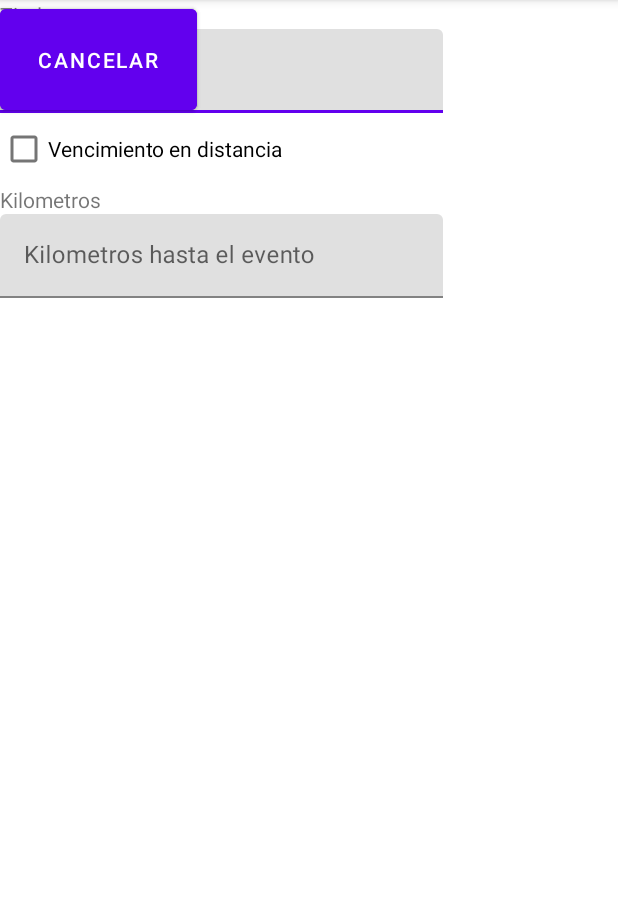
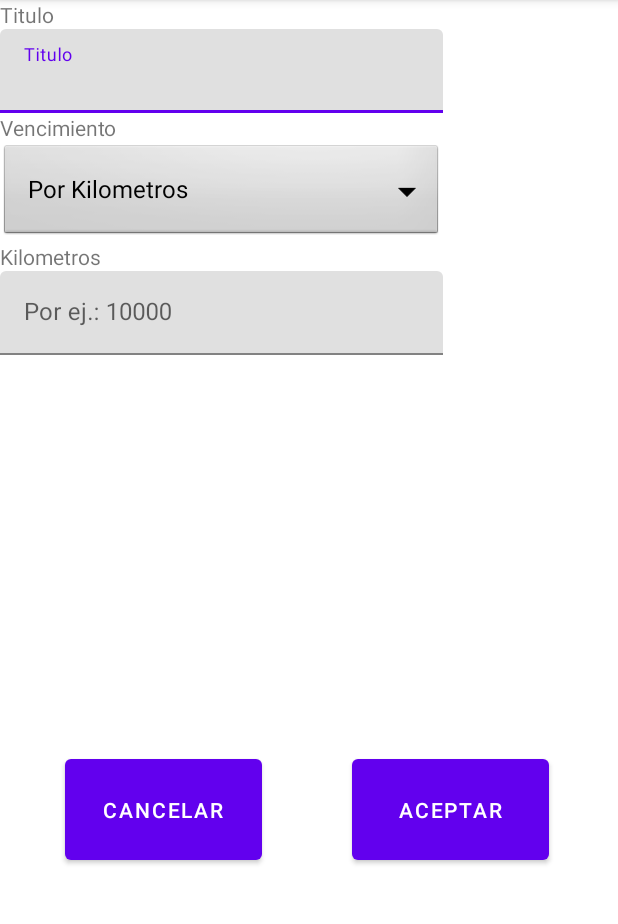
Before and after one commit to pablocabovianco/control-vehicular-android, an Android app: the AgregarEventoActivity screen opened directly, with no data from a screen before it, on a phone screen of 412 x 824 dp, the part 84-1008 px from its top. Run offline under Robolectric (Android 15) with nearby library versions, the phone set to English and light mode, and no system bars; our stand-ins replace Room's generated code.

Commit message:
arreglo DB y pantalla agregar

```diff
--- a/app/src/main/java/ar/edu/untref/controlvehicular/AgregarEventoActivity.java
+++ b/app/src/main/java/ar/edu/untref/controlvehicular/AgregarEventoActivity.java
@@ -10,6 +10,7 @@ import android.widget.ArrayAdapter;
 import android.widget.Button;
 import android.widget.EditText;
 import android.widget.ListView;
+import android.widget.Spinner;
 
 import java.util.ArrayList;
 import java.util.List;
@@ -19,12 +20,21 @@ public class AgregarEventoActivity extends AppCompatActivity {
     EventosViewModel viewModel;
 
     private ArrayAdapter<String> mAdapter;
+    //Seteo valores de LV
+    Spinner tipoEvento;
+
     @Override
     protected void onCreate(Bundle savedInstanceState) {
         super.onCreate(savedInstanceState);
         setContentView(R.layout.activity_agregar_evento);
 
         this.viewModel = ViewModelProviders.of(this).get(EventosViewModel.class);
+        //Asigno valores de LV
+        tipoEvento = findViewById(R.id.tipoEvento);
+        String[] tiposEvento = new String[]{"Por Kilometros", "En fecha"};
+        ArrayAdapter<String> adapter = new ArrayAdapter<>(this, android.R.layout.simple_spinner_dropdown_item, tiposEvento);
+
+        tipoEvento.setAdapter(adapter);
 
         Button agregarBtn = findViewById(R.id.btnGuardarEvento);
         agregarBtn.setOnClickListener(new View.OnClickListener() {
@@ -33,6 +43,11 @@ public class AgregarEventoActivity extends AppCompatActivity {
                 agregarEvento();
             }
         });
+        findViewById(R.id.btnCancelar).setOnClickListener(new View.OnClickListener() {
+            @Override
+            public void onClick(View view) {onCancelar();}
+        });
+
 
     }
     public void agregarEvento(){
@@ -42,10 +57,12 @@ public class AgregarEventoActivity extends AppCompatActivity {
 
         EditText campoKilometros = (EditText) findViewById(R.id.textKilometros);
         int kilometros = Integer.parseInt(campoKilometros.getText().toString());
+        //Asigno segun el tipo para cargar en la tabla
+        Boolean esPorKm = tipoEvento.getSelectedItem().toString() == "Por Kilometros" ? Boolean.TRUE : Boolean.FALSE;
 
         //Creo el evento
         //TODO debe agregar kilometros totales + los ingresados
-        Eventos nuevoEvento = new Eventos(titulo,Boolean.TRUE,null, kilometros);
+        Eventos nuevoEvento = new Eventos(titulo,esPorKm,0, kilometros);
 
         //Lo agrego a la base y actualizo la lista
         this.viewModel.insertEvento(nuevoEvento);
@@ -59,6 +76,9 @@ public class AgregarEventoActivity extends AppCompatActivity {
         startActivity(intent);
     }
 
-
-
+    public void onCancelar(){
+        //Vuelvo a la pantalla anterior
+        Intent intent = new Intent(this, MostrarEventosActivity.class);
+        startActivity(intent);
+    }
 }
--- a/app/src/main/java/ar/edu/untref/controlvehicular/Eventos.java
+++ b/app/src/main/java/ar/edu/untref/controlvehicular/Eventos.java
@@ -21,8 +21,8 @@ public class Eventos {
     @ColumnInfo(name = "kilometros_evento")
     public int kilometros;
     @ColumnInfo(name = "fecha-evento")
-    public Date fecha;
-    public Eventos(String titulo, Boolean porKilometros, Date fecha, int kilometros){
+    public int fecha;
+    public Eventos(String titulo, Boolean porKilometros, int fecha, int kilometros){
         this.kilometros = kilometros;
         this.titulo = titulo;
         this.porKilometros = porKilometros;
--- a/app/src/main/java/ar/edu/untref/controlvehicular/EventosDB.java
+++ b/app/src/main/java/ar/edu/untref/controlvehicular/EventosDB.java
@@ -8,7 +8,7 @@ import androidx.room.RoomDatabase;
 
 @Database(entities = {Eventos.class}, version = 1)
 public abstract class EventosDB extends RoomDatabase {
-    public abstract EventoDao eventoPorKilometrajeDao();
+    public abstract EventoDao eventoDao();
 
     public static EventosDB INSTANCE;
 
--- a/app/src/main/java/ar/edu/untref/controlvehicular/EventosRepository.java
+++ b/app/src/main/java/ar/edu/untref/controlvehicular/EventosRepository.java
@@ -12,7 +12,7 @@ public class EventosRepository {
 
     EventosRepository(Application application){
         EventosDB db = EventosDB.getDatabase(application);
-        eventoDao = db.eventoPorKilometrajeDao();
+        eventoDao = db.eventoDao();
     }
     LiveData<List<Eventos>> getEvento(){
         return eventoDao.getAllEventoPorKilometraje();
--- a/app/src/main/java/ar/edu/untref/controlvehicular/MainActivity.java
+++ b/app/src/main/java/ar/edu/untref/controlvehicular/MainActivity.java
@@ -102,7 +102,6 @@ public class MainActivity extends AppCompatActivity implements ArduinoListener {
         agregarBtn.setOnClickListener(new View.OnClickListener() {
             @Override
             public void onClick(View view) {
-                //agregarDatosPrueba();
                 mostrarMostrarEventosActivity();
             }
         });
@@ -174,12 +173,6 @@ public class MainActivity extends AppCompatActivity implements ArduinoListener {
         startActivity(intent);
     }
 
-    public void agregarDato(int kilometros,String titulo,String descripcion){
-        //Creo el evento
-        EventoPorKilometraje nuevoEvento = new EventoPorKilometraje(kilometros + this.kilometrosTotales, titulo, descripcion);
-        //Lo agrego a la base
-        this.viewModel.insertEvento(nuevoEvento);
-    }
     private ArrayList findUnAskedPermissions(ArrayList wanted) {
         ArrayList result = new ArrayList();
 
--- a/app/src/main/res/layout/activity_agregar_evento.xml
+++ b/app/src/main/res/layout/activity_agregar_evento.xml
@@ -7,6 +7,7 @@
     tools:context=".AgregarEventoActivity">
 
     <TableLayout
+        android:id="@+id/tableLayout2"
         android:layout_width="413dp"
         android:layout_height="299dp"
         tools:layout_editor_absoluteX="-1dp"
@@ -45,11 +46,24 @@
             android:layout_width="match_parent"
             android:layout_height="match_parent">
 
-            <CheckBox
-                android:id="@+id/esPorKm"
+            <TextView
+                android:id="@+id/labelTipo"
                 android:layout_width="wrap_content"
                 android:layout_height="wrap_content"
-                android:text="Vencimiento en distancia" />
+                android:text="Vencimiento" />
+
+        </TableRow>
+
+        <TableRow
+            android:layout_width="match_parent"
+            android:layout_height="match_parent">
+
+            <Spinner
+                android:id="@+id/tipoEvento"
+                android:layout_width="match_parent"
+                android:layout_height="wrap_content"
+                android:background="@android:drawable/btn_dropdown"
+                android:spinnerMode="dropdown" />
         </TableRow>
 
         <TableRow
@@ -76,7 +90,7 @@
                     android:id="@+id/textKilometros"
                     android:layout_width="match_parent"
                     android:layout_height="wrap_content"
-                    android:hint="Kilometros hasta el evento" />
+                    android:hint="Por ej.: 10000" />
             </com.google.android.material.textfield.TextInputLayout>
 
         </TableRow>
@@ -87,15 +101,27 @@
         android:id="@+id/btnGuardarEvento"
         android:layout_width="131dp"
         android:layout_height="79dp"
+        android:layout_marginStart="14dp"
+        android:layout_marginTop="112dp"
+        android:layout_marginEnd="40dp"
+        android:layout_marginBottom="100dp"
         android:text="Aceptar"
-        tools:layout_editor_absoluteX="251dp"
-        tools:layout_editor_absoluteY="426dp" />
+        app:layout_constraintBottom_toBottomOf="parent"
+        app:layout_constraintEnd_toEndOf="parent"
+        app:layout_constraintStart_toEndOf="@+id/btnCancelar"
+        app:layout_constraintTop_toBottomOf="@+id/tableLayout2" />
 
     <Button
         android:id="@+id/btnCancelar"
         android:layout_width="131dp"
         android:layout_height="79dp"
+        android:layout_marginStart="37dp"
+        android:layout_marginTop="112dp"
+        android:layout_marginEnd="40dp"
+        android:layout_marginBottom="100dp"
         android:text="Cancelar"
-        tools:layout_editor_absoluteX="37dp"
-        tools:layout_editor_absoluteY="426dp" />
+        app:layout_constraintBottom_toBottomOf="parent"
+        app:layout_constraintEnd_toStartOf="@+id/btnGuardarEvento"
+        app:layout_constraintStart_toStartOf="parent"
+        app:layout_constraintTop_toBottomOf="@+id/tableLayout2" />
 </androidx.constraintlayout.widget.ConstraintLayout>
```
